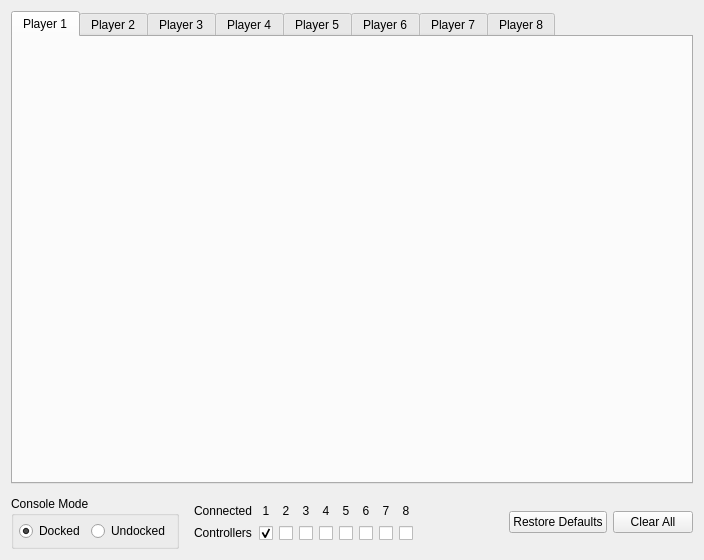
First picture: the form in src/yuzu/configuration/configure_input.ui, repository gyyfifafans/yuzu, before the edit.
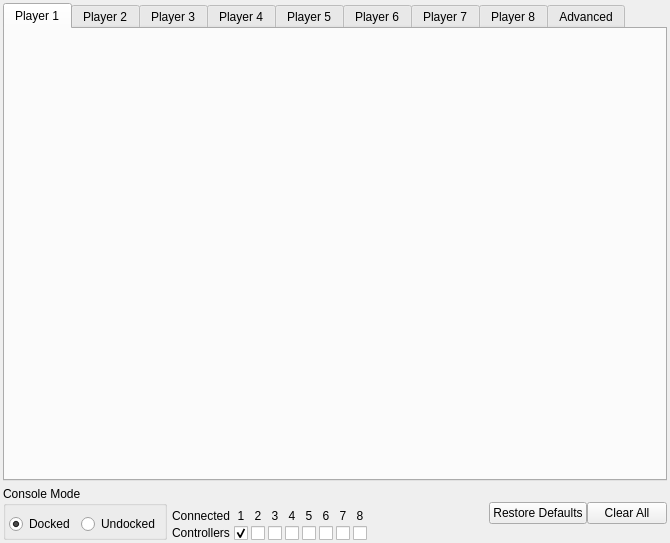
Second picture: the form after the edit.

Patch:
```diff
--- a/src/yuzu/configuration/configure_input.ui
+++ b/src/yuzu/configuration/configure_input.ui
@@ -6,14 +6,29 @@
    <rect>
     <x>0</x>
     <y>0</y>
-    <width>704</width>
-    <height>560</height>
+    <width>670</width>
+    <height>543</height>
    </rect>
   </property>
   <property name="windowTitle">
    <string>ConfigureInput</string>
   </property>
   <layout class="QVBoxLayout" name="verticalLayout_5">
+   <property name="spacing">
+    <number>2</number>
+   </property>
+   <property name="leftMargin">
+    <number>3</number>
+   </property>
+   <property name="topMargin">
+    <number>3</number>
+   </property>
+   <property name="rightMargin">
+    <number>3</number>
+   </property>
+   <property name="bottomMargin">
+    <number>3</number>
+   </property>
    <item>
     <widget class="QTabWidget" name="tabWidget">
      <property name="currentIndex">
@@ -59,14 +74,35 @@
        <string>Player 8</string>
       </attribute>
      </widget>
+     <widget class="QWidget" name="tabAdvanced">
+      <property name="accessibleName">
+       <string>Advanced</string>
+      </property>
+      <attribute name="title">
+       <string>Advanced</string>
+      </attribute>
+     </widget>
     </widget>
    </item>
-   <item>
+   <item alignment="Qt::AlignVCenter">
+    <widget class="QWidget" name="consoleInputSettings" native="true">
     <layout class="QHBoxLayout" name="buttonsBottomRightHorizontalLayout">
+      <property name="spacing">
+       <number>0</number>
+      </property>
+      <property name="leftMargin">
+       <number>0</number>
+      </property>
      <property name="topMargin">
-      <number>6</number>
-     </property>
-     <item>
+       <number>3</number>
+      </property>
+      <property name="rightMargin">
+       <number>0</number>
+      </property>
+      <property name="bottomMargin">
+       <number>0</number>
+      </property>
+      <item alignment="Qt::AlignVCenter">
       <widget class="QGroupBox" name="handheldGroup">
        <property name="maximumSize">
         <size>
@@ -79,16 +115,16 @@
        </property>
        <layout class="QHBoxLayout" name="horizontalLayout">
         <property name="leftMargin">
-         <number>5</number>
+          <number>3</number>
         </property>
         <property name="topMargin">
-         <number>5</number>
+          <number>8</number>
         </property>
         <property name="rightMargin">
-         <number>5</number>
+          <number>3</number>
         </property>
         <property name="bottomMargin">
-         <number>5</number>
+          <number>3</number>
         </property>
         <item>
          <widget class="QRadioButton" name="radioDocked">
@@ -110,15 +146,24 @@
        </layout>
       </widget>
      </item>
-     <item>
+      <item alignment="Qt::AlignBottom">
       <widget class="QWidget" name="widget" native="true">
        <layout class="QGridLayout" name="gridLayout_2">
+         <property name="leftMargin">
+          <number>5</number>
+         </property>
         <property name="topMargin">
          <number>0</number>
         </property>
-        <property name="verticalSpacing">
+         <property name="rightMargin">
          <number>0</number>
         </property>
+         <property name="bottomMargin">
+          <number>0</number>
+         </property>
+         <property name="spacing">
+          <number>3</number>
+         </property>
         <item row="1" column="2">
          <widget class="QCheckBox" name="checkboxPlayer2Connected">
           <property name="styleSheet">
@@ -376,7 +421,7 @@
        </property>
       </spacer>
      </item>
-     <item>
+      <item alignment="Qt::AlignVCenter">
       <widget class="QPushButton" name="buttonRestoreDefaults">
        <property name="sizePolicy">
         <sizepolicy hsizetype="Minimum" vsizetype="Fixed">
@@ -404,7 +449,7 @@
        </property>
       </widget>
      </item>
-     <item>
+      <item alignment="Qt::AlignVCenter">
       <widget class="QPushButton" name="buttonClearAll">
        <property name="sizePolicy">
         <sizepolicy hsizetype="Minimum" vsizetype="Fixed">
@@ -433,6 +478,7 @@
       </widget>
      </item>
     </layout>
+    </widget>
    </item>
   </layout>
  </widget>
```
Left out of the diff: 24 changed lines with no effect on the pictures. Lines whose indentation alone changed are shown as unchanged.
